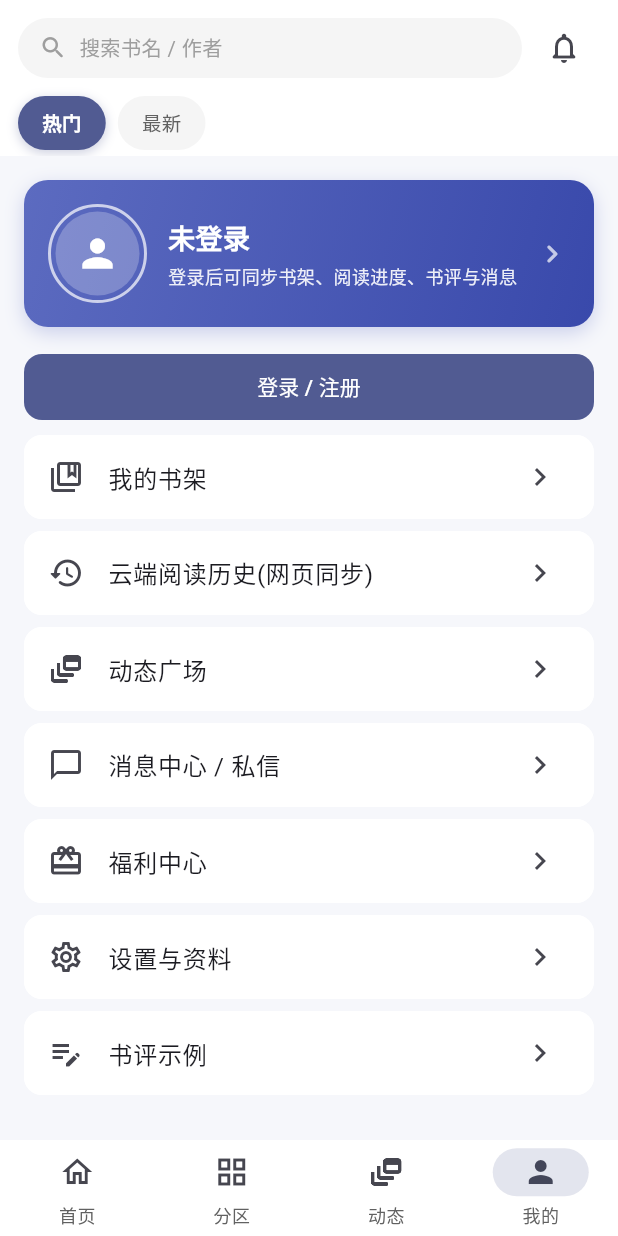
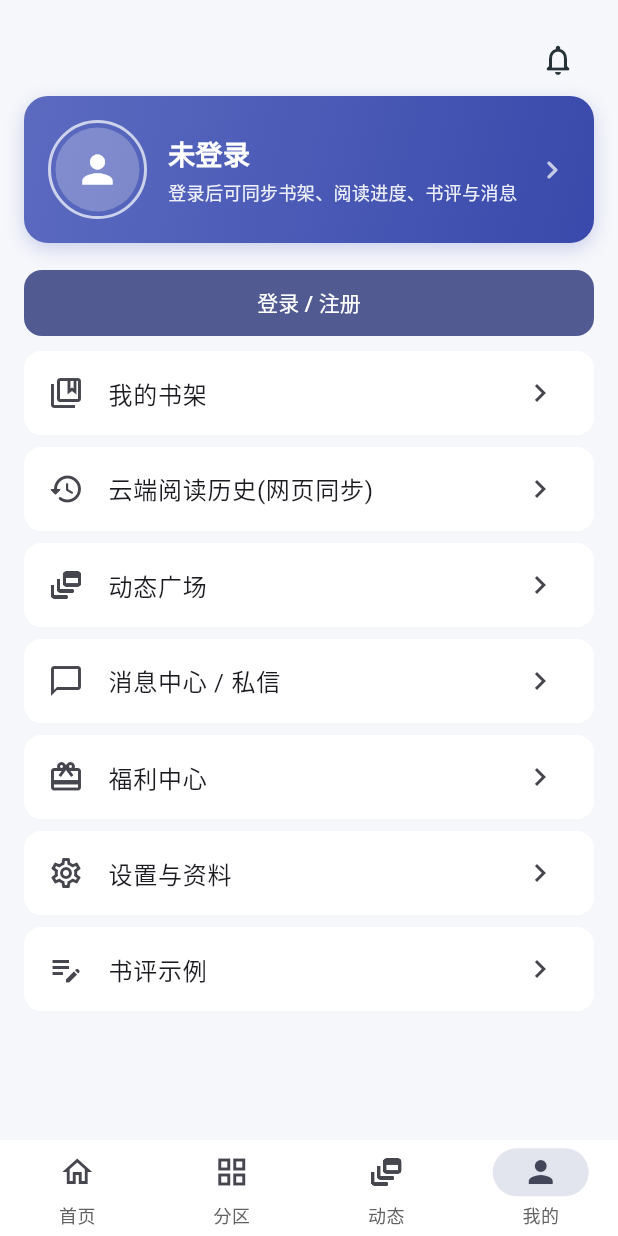
Before and after one commit to hesitation-snow/x7m4q2-5819, a Flutter app: the screen it shows after launch, item 4 of the bottom bar chosen, on a phone screen of 412 x 824 dp. Run offline on Flutter 3.47's test engine with Material 3 defaults, Android fonts, the phone set to English and light mode, and no system bars; our stand-ins replace cached_network_image, shared_preferences, wakelock_plus; network calls fail.

Commit message:
首页顶栏改版(头像/铃铛迁移)+动态页空白修复+首页加载状态与重试

```diff
--- a/lib/api/lk_client.dart
+++ b/lib/api/lk_client.dart
@@ -37,6 +37,8 @@ class LKClient {
         'Mozilla/5.0 (Linux; Android 12) AppleWebKit/537.36 Chrome/124.0 Mobile Safari/537.36 LKFlutter/0.1',
     'Origin': 'https://www.lightnovel.fun',
     'Referer': 'https://www.lightnovel.fun/',
+    // iOS 上避免复用可能挂起的 keep-alive 连接
+    'Connection': 'close',
   };
 
   /// 自动附加 security_key(登录态接口用)
--- a/lib/pages/home_page.dart
+++ b/lib/pages/home_page.dart
@@ -30,6 +30,8 @@ class _HomePageState extends State<HomePage> {
   int _channel = 0;
 
   void _setBars(bool visible) {
+    // 只有首页顶栏参与滚动隐藏;其它 Tab 仅保留状态栏背景
+    if (_tab != 0) return;
     if (_barsVisible != visible) {
       setState(() => _barsVisible = visible);
     }
@@ -38,6 +40,11 @@ class _HomePageState extends State<HomePage> {
   @override
   Widget build(BuildContext context) {
     final isDark = Theme.of(context).brightness == Brightness.dark;
+    final padTop = MediaQuery.of(context).padding.top;
+    final showFullBar = _tab == 0 && _barsVisible;
+    final double barHeight = _tab == 0
+        ? (showFullBar ? 104.0 + padTop : 0.0)
+        : padTop;
     return AnnotatedRegion<SystemUiOverlayStyle>(
       value: isDark
           ? const SystemUiOverlayStyle(
@@ -53,18 +60,27 @@ class _HomePageState extends State<HomePage> {
       child: Scaffold(
       body: Column(
         children: [
-          // 顶栏(搜索框 + 通知 + 频道胶囊):一起随滚动隐藏
+          // 顶栏:仅首页显示(搜索框 + 头像 + 频道胶囊);其它 Tab 只留状态栏背景
           ClipRect(
             child: AnimatedContainer(
               duration: const Duration(milliseconds: 220),
               curve: Curves.easeOut,
-              height: _barsVisible
-                  ? 104 + MediaQuery.of(context).padding.top
-                  : 0,
-              color: Theme.of(context).brightness == Brightness.dark
+              width: double.infinity,
+              height: barHeight,
+              color: _tab == 0
+                  ? (Theme.of(context).brightness == Brightness.dark
                       ? const Color(0xFF1B1C21)
-                  : Colors.white,
+                      : Colors.white)
+                  : (Theme.of(context).brightness == Brightness.dark
+                      ? const Color(0xFF121316)
+                      : const Color(0xFFF6F7FB)),
+              // 用不可滚动的 ScrollView 吸收高度动画中间帧的约束,避免溢出警告
+              child: !showFullBar
+                  ? const SizedBox.shrink()
+                  : SingleChildScrollView(
+                      physics: const NeverScrollableScrollPhysics(),
                       child: Column(
+                        mainAxisSize: MainAxisSize.min,
                         children: [
                           SafeArea(
                             bottom: false,
@@ -79,35 +95,40 @@ class _HomePageState extends State<HomePage> {
                                       onTap: () => Navigator.push(
                                           context,
                                           MaterialPageRoute(
-                                      builder: (_) => const SearchPage())),
+                                              builder: (_) =>
+                                                  const SearchPage())),
                                       child: Container(
                                         height: 40,
                                         padding: const EdgeInsets.symmetric(
                                             horizontal: 14),
                                         alignment: Alignment.centerLeft,
                                         decoration: BoxDecoration(
-                                  color:
-                                      Theme.of(context).brightness ==
+                                          color: Theme.of(context)
+                                                      .brightness ==
                                                   Brightness.dark
                                               ? const Color(0xFF1E2025)
                                               : Colors.grey.shade100,
-                                  borderRadius: BorderRadius.circular(20),
+                                          borderRadius:
+                                              BorderRadius.circular(20),
                                         ),
                                         child: Row(
                                           mainAxisSize: MainAxisSize.min,
                                           children: [
                                             Icon(Icons.search_rounded,
                                                 size: 19,
-                                        color: Colors.grey.shade500),
+                                                color:
+                                                    Colors.grey.shade500),
                                             const SizedBox(width: 8),
                                             Flexible(
                                               child: Text(
                                                 '搜索书名 / 作者',
                                                 maxLines: 1,
-                                        overflow: TextOverflow.ellipsis,
+                                                overflow:
+                                                    TextOverflow.ellipsis,
                                                 style: TextStyle(
                                                     fontSize: 13.5,
-                                            color: Colors.grey.shade500),
+                                                    color: Colors
+                                                        .grey.shade500),
                                               ),
                                             ),
                                           ],
@@ -116,14 +137,39 @@ class _HomePageState extends State<HomePage> {
                                     ),
                                   ),
                                   const SizedBox(width: 4),
-                          IconButton(
-                            tooltip: '消息中心 / 私信',
-                            icon: const Icon(
-                                Icons.notifications_none_rounded),
-                            onPressed: () => Navigator.push(
-                                context,
-                                MaterialPageRoute(
-                                    builder: (_) => const MessagesPage())),
+                                  // LK 用户头像:点击跳转"我的"
+                                  GestureDetector(
+                                    onTap: () => setState(() {
+                                      _tab = 3;
+                                      _barsVisible = true;
+                                    }),
+                                    child: Container(
+                                      padding: const EdgeInsets.all(2),
+                                      decoration: BoxDecoration(
+                                        shape: BoxShape.circle,
+                                        border: Border.all(
+                                            color: isDark
+                                                ? Colors.white54
+                                                : Colors.indigo.shade200,
+                                            width: 1.6),
+                                      ),
+                                      child: CircleAvatar(
+                                        radius: 15,
+                                        backgroundColor:
+                                            Colors.indigo.shade100,
+                                        backgroundImage: LKClient.shared
+                                                .session.avatar.isNotEmpty
+                                            ? NetworkImage(LKClient.shared
+                                                .session.avatar)
+                                            : null,
+                                        child: LKClient.shared
+                                                .session.avatar.isNotEmpty
+                                            ? null
+                                            : const Icon(Icons.person,
+                                                size: 18,
+                                                color: Colors.indigo),
+                                      ),
+                                    ),
                                   ),
                                 ],
                               ),
@@ -192,6 +238,7 @@ class _HomePageState extends State<HomePage> {
               ),
               ),
             ),
+          ),
           Expanded(
               child: NotificationListener<ScrollNotification>(
                 onNotification: (n) {
@@ -229,6 +276,8 @@ class _HomePageState extends State<HomePage> {
           height: _barsVisible
               ? 64 + MediaQuery.of(context).padding.bottom
               : 0,
+          child: SingleChildScrollView(
+            physics: const NeverScrollableScrollPhysics(),
             child: NavigationBar(
             selectedIndex: _tab,
             onDestinationSelected: (i) {
@@ -255,6 +304,7 @@ class _HomePageState extends State<HomePage> {
                   selectedIcon: Icon(Icons.person),
                   label: '我的'),
             ],
+            ),
           ),
         ),
       ),
@@ -297,7 +347,10 @@ class _FeedTabState extends State<FeedTab> {
 
   Future<void> _load(int page, bool append) async {
     if (_loading) return;
-    setState(() => _loading = true);
+    setState(() {
+      _loading = true;
+      _error = null;
+    });
     try {
       final items = widget.path == '/api/bff/home-feed-v1'
           ? await LKApi.homeFeed(widget.channelCode, page)
@@ -326,7 +379,12 @@ class _FeedTabState extends State<FeedTab> {
   Widget build(BuildContext context) {
     return Expanded(
       child: _error != null && _items.isEmpty
-          ? Center(child: Text(_error!, style: const TextStyle(color: Colors.grey)))
+          ? _feedHint(icon: Icons.wifi_off_rounded, text: _error!, onRetry: () => _load(1, false))
+          : (_items.isEmpty && !_loading)
+              ? _feedHint(
+                  icon: Icons.inbox_outlined,
+                  text: '没有获取到内容,请点击重试',
+                  onRetry: () => _load(1, false))
               : GridView.builder(
                   padding: const EdgeInsets.fromLTRB(12, 6, 12, 12),
                   gridDelegate: const SliverGridDelegateWithFixedCrossAxisCount(
@@ -353,6 +411,35 @@ class _FeedTabState extends State<FeedTab> {
                       ),
                     );
                   },
+                ),
+    );
+  }
+
+  /// 首页信息流的错误/空状态提示(带重试)
+  Widget _feedHint(
+      {required IconData icon,
+      required String text,
+      required VoidCallback onRetry}) {
+    return Center(
+      child: Padding(
+        padding: const EdgeInsets.all(24),
+        child: Column(
+          mainAxisSize: MainAxisSize.min,
+          children: [
+            Icon(icon, size: 44, color: Colors.grey.shade400),
+            const SizedBox(height: 12),
+            Text(
+              text,
+              textAlign: TextAlign.center,
+              style: const TextStyle(color: Colors.grey, fontSize: 13),
+            ),
+            const SizedBox(height: 16),
+            FilledButton.tonal(
+              onPressed: onRetry,
+              child: const Text('重试'),
+            ),
+          ],
+        ),
       ),
     );
   }
@@ -669,6 +756,22 @@ class MyTab extends StatelessWidget {
     return ListView(
       padding: const EdgeInsets.all(16),
       children: [
+        // 右上角:通知入口(消息中心/私信)
+        Align(
+          alignment: Alignment.centerRight,
+          child: IconButton(
+            tooltip: '消息中心 / 私信',
+            icon: Icon(
+              Icons.notifications_none_rounded,
+              color: Theme.of(context).brightness == Brightness.dark
+                  ? Colors.grey.shade300
+                  : const Color(0xFF263238),
+            ),
+            onPressed: () => Navigator.push(
+                context,
+                MaterialPageRoute(builder: (_) => const MessagesPage())),
+          ),
+        ),
         // 头部卡片
         Container(
           padding: const EdgeInsets.all(16),
```
Also changed, not shown: lib/pages/dynamic_page.dart (+3 -4 lines). Lines whose indentation alone changed are shown as unchanged.
